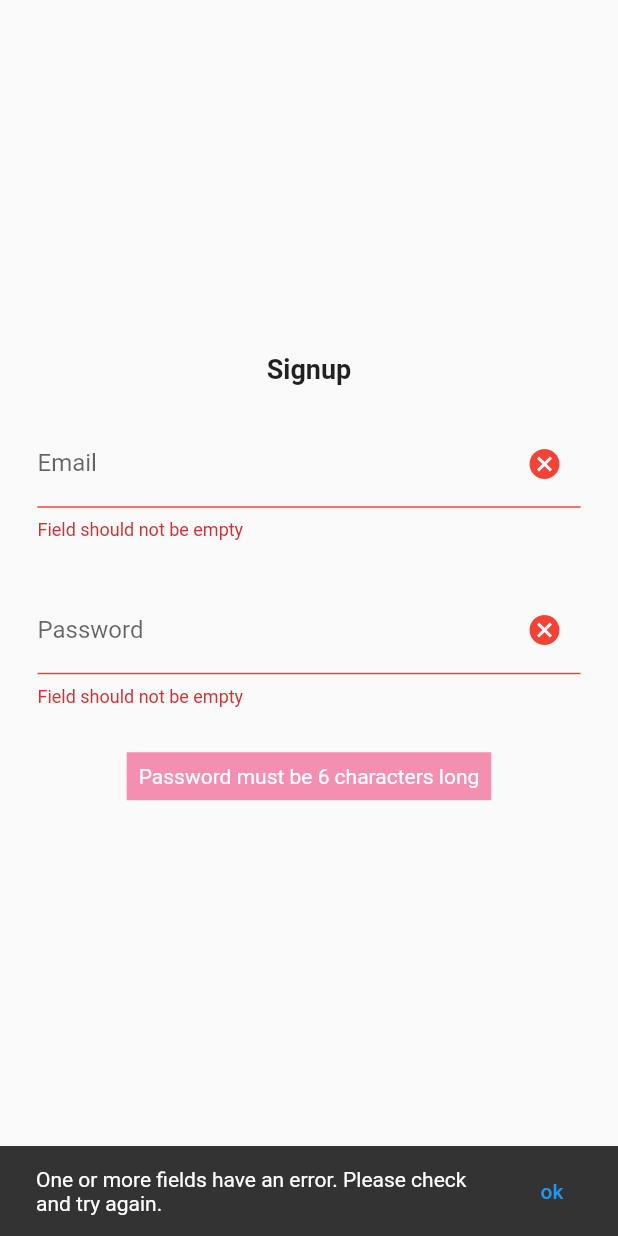
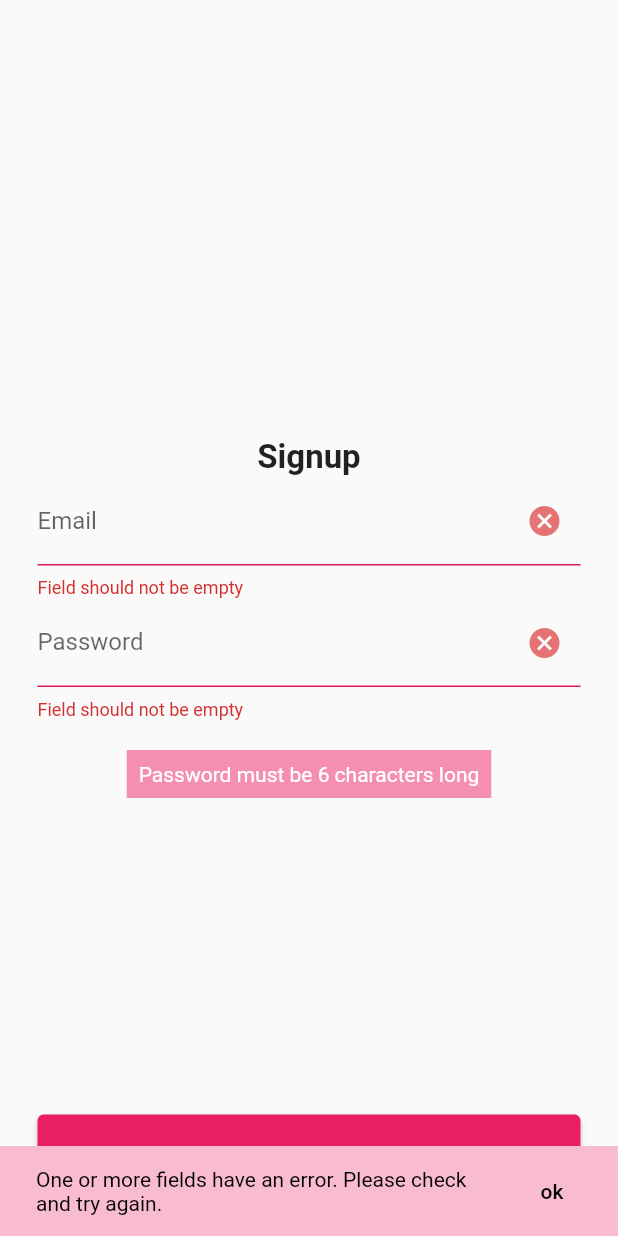
Before and after one commit to khushalyad3/flutttery_logIn, a Flutter app: the screen it shows after launch, after a tap on "Signup", on a phone screen of 412 x 824 dp. Run offline on Flutter 3.47's test engine with Material 2 defaults, Android fonts, the light colour scheme and no system bars.

Commit message:
commiting register ui

```diff
--- a/login_one/lib/register.dart
+++ b/login_one/lib/register.dart
@@ -1,4 +1,5 @@
 import 'package:flutter/material.dart';
+import 'package:flutter/services.dart';
 
 class RegisterUserId extends StatefulWidget {
   @override
@@ -12,42 +13,58 @@ class _RegisterUserIdState extends State<RegisterUserId> {
   final _formKey = GlobalKey<FormState>();
   @override
   Widget build(BuildContext context) {
-    return Scaffold(
+    return GestureDetector(
+      onTap: () => FocusManager.instance.primaryFocus?.unfocus(),
+      child: Scaffold(
+        resizeToAvoidBottomInset: true,
         body: Form(
           key: _formKey,
-         child:GestureDetector(
-           onTap: () => FocusManager.instance.primaryFocus?.unfocus(),
-           child:Column(
+          child:Stack(
+            children: [
+              // Container(
+              //   height: double.infinity,
+              //   width: double.infinity,
+              //   decoration: BoxDecoration(
+              //     gradient: LinearGradient(
+              //       begin: Alignment.topCenter,
+              //       end: Alignment.bottomCenter,
+              //       colors: [
+              //
+              //
+              //         Color(0xFFFCE4EC),
+              //         Color(0xFFF48FB1),
+              //       ],
+              //       stops: [0.5, 0.9],
+              //     ),
+              //   ),
+              // ),
+              Expanded (
+                child: Column(
                   mainAxisAlignment: MainAxisAlignment.center,
                   crossAxisAlignment: CrossAxisAlignment.center,
                   children: [
-               Spacer(),
                     Container(
                       width: MediaQuery.of(context).size.width,
-                 padding: EdgeInsets.all(10),
                       child:Column(
                         children: [
-                     Padding(
-                       padding: const EdgeInsets.all(8.0),
-                       child: Center(
+                          Center(
                             child: Text('Signup',style:TextStyle(
-                           fontSize: 18,
+                              fontSize: 22,
                               fontWeight:FontWeight.bold,
                             )),
                           ),
-                     ),
                           Padding(
-                       padding: const EdgeInsets.all(15.0),
+                            padding: const EdgeInsets.only(left:25.0,right:25),
                             child: TextFormField(
                               decoration: InputDecoration(
                                 labelText: 'Email',
-                           suffixIcon: email==0?Icon(Icons.cancel,color: Colors.red,):Icon( Icons.check_circle,color: Colors.green,),
+                                suffixIcon: email==0?Icon(Icons.cancel,color: Colors.red[300],):Icon( Icons.check_circle,color: Colors.green[300],),
                                 border: UnderlineInputBorder(
                                   borderSide: BorderSide(color: Colors.grey,
                                   width: 1,),
                                 ),
                                 errorBorder:UnderlineInputBorder(
-                             borderSide: BorderSide(color: Colors.red,
+                                  borderSide: BorderSide(color: Colors.pink[600],
                                     width: 1,),
                                 ),
                               ),
@@ -71,26 +88,29 @@ class _RegisterUserIdState extends State<RegisterUserId> {
                                     r'^(([^<>()[\]\\.,;:\s@\"]+(\.[^<>()[\]\\.,;:\s@\"]+)*)|(\".+\"))@((\[[0-9]{1,3}\.[0-9]{1,3}\.[0-9]{1,3}\.[0-9]{1,3}\])|(([a-zA-Z\-0-9]+\.)+[a-zA-Z]{2,}))$';
                                 regex = new RegExp(pattern);
                                 if(value.isEmpty || value==''){
+                                  email=0;
                                   return 'Field should not be empty';
                                 }
                                 else if (!regex.hasMatch(value)) {
+                                  email=0;
                                   return 'Enter Valid Email Id';
                                 }
+                                email=1;
                                 return null;
                               },),
                           ),
                           Padding(
-                       padding: const EdgeInsets.all(15.0),
+                            padding: const EdgeInsets.only(left:25.0,right:25),
                             child: TextFormField(
                               decoration: InputDecoration(
                                 labelText: 'Password',
-                           suffixIcon: password==0?Icon(Icons.cancel,color: Colors.red,):Icon( Icons.check_circle,color: Colors.green,),
+                                suffixIcon: password==0?Icon(Icons.cancel,color: Colors.red[300],):Icon( Icons.check_circle,color: Colors.green[300],),
                                 border: UnderlineInputBorder(
                                   borderSide: BorderSide(color: Colors.grey,
                                     width: 1,),
                                 ),
                                 errorBorder:UnderlineInputBorder(
-                             borderSide: BorderSide(color: Colors.red,
+                                  borderSide: BorderSide(color: Colors.pink[600],
                                     width: 1,),
                                 ),
                               ),
@@ -104,21 +124,17 @@ class _RegisterUserIdState extends State<RegisterUserId> {
                                 return null;
                               },
                               validator: (String value) {
-                           Pattern pattern =
-                               r'^(([^<>()[\]\\.,;:\s@\"]+(\.[^<>()[\]\\.,;:\s@\"]+)*)|(\".+\"))@((\[[0-9]{1,3}\.[0-9]{1,3}\.[0-9]{1,3}\.[0-9]{1,3}\])|(([a-zA-Z\-0-9]+\.)+[a-zA-Z]{2,}))$';
-                           regex = new RegExp(pattern);
+
                                 if(value.isEmpty || value==''){
+                                  password=0;
                                   return 'Field should not be empty';
                                 }
-                           else if (!regex.hasMatch(value)) {
-                             return 'Enter Valid Email Id';
-                           }
+                                password=1;
                                 return null;
                               },),
                           ),
-                     Padding(
-                       padding: const EdgeInsets.all(15.0),
-                       child: Container(
+                          SizedBox(height: 20,),
+                          Container(
                             color: Colors.pink[200],
                             child: Column(
                                children: [
@@ -131,33 +147,39 @@ class _RegisterUserIdState extends State<RegisterUserId> {
                                ],
                             ),
                           ),
-                     ),
                         ],
                       ),
                     ),
-               Spacer(),
-               BottomAppBar(
 
-                 color: Colors.pink,
-                 elevation: 20,
-                 child: Container(
-                   width: MediaQuery.of(context).size.width,
 
-                   child: TextButton(
-                     child:Text('Signup',style:TextStyle(
-                       color: Colors.white,
-                       fontSize: 18,
-                     )),
+                  ],
+                ),
+              ),
+              Align(
+                alignment:AlignmentDirectional.bottomEnd,
+                child: Positioned(
+
+                  child: Padding(
+                    padding: const EdgeInsets.only(left:25.0,right:25,bottom:15, ),
+                    child: SizedBox(
+                      width: double.infinity,
+                      height: MediaQuery.of(context).size.height*0.08,
+                      child: ElevatedButton(
                         onPressed: (){
                           if (_formKey.currentState.validate()){
 
                           }
                           else{
                             final snackBar = SnackBar(
+                              backgroundColor: Colors.pink[100],
+
                               content: Text(
-                               'One or more fields have an error. Please check and try again.'),
+                                  'One or more fields have an error. Please check and try again.',style:TextStyle(
+                                color: Colors.black,
+                              )),
                               duration: Duration(seconds: 5),
                               action: SnackBarAction(
+                                textColor: Colors.black,
                                 label: 'ok',
                                 onPressed: () {
                                   // Some code to undo the change.
@@ -167,12 +189,22 @@ class _RegisterUserIdState extends State<RegisterUserId> {
                             ScaffoldMessenger.of(context).showSnackBar(snackBar);
                           }
                         },
+                        style: ElevatedButton.styleFrom(
+                          primary: Colors.pink,
+                          onPrimary: Colors.white,
+                        ),
+                        child: Center(
+                          child: Text('Signup'),
+                        ),
+                      ),
+                    ),
                   ),
                 ),
               ),
             ],
           ),
         ),
+
       ),
     );
   }
```
Lines whose indentation alone changed are shown as unchanged.
